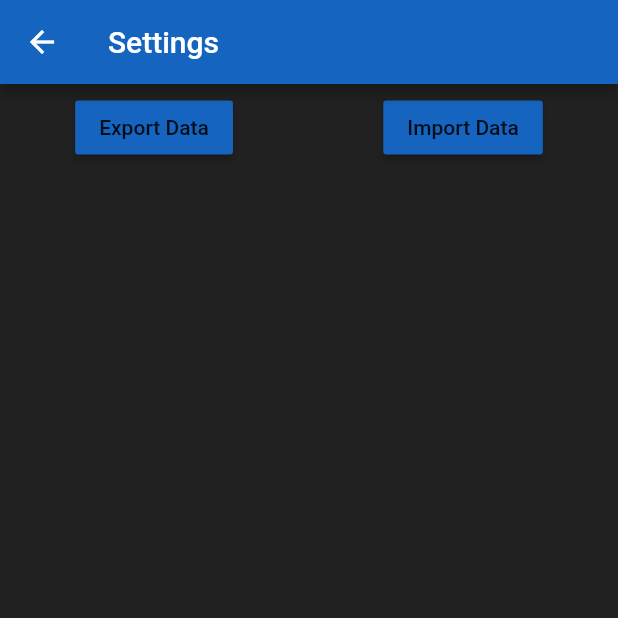
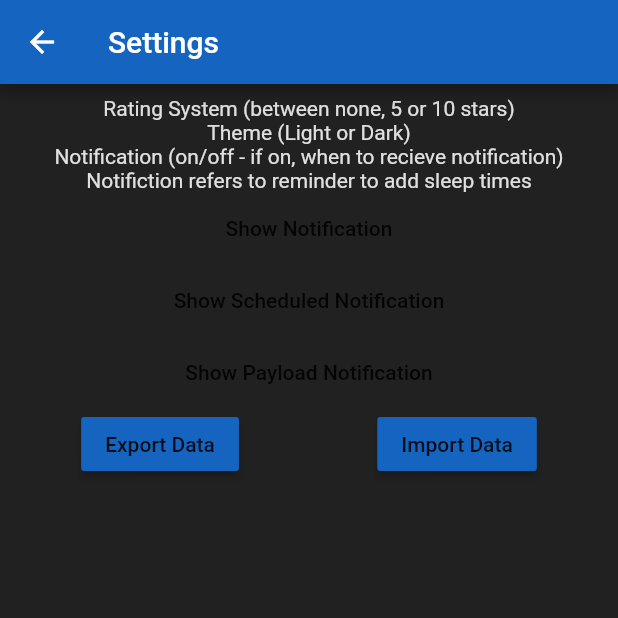
Before and after one commit to WeebNetsu/zs-tracker, a Flutter app: the SettingsPage screen opened by its route, on a phone screen of 412 x 824 dp, the top half of it. Run offline on Flutter 3.47's test engine with Material 2 defaults, Android fonts, the light colour scheme and no system bars; our stand-ins replace file_picker, flutter_local_notifications, flutter_rating_bar, permission_handler, rxdart, share_plus and 1 more; missing offline and left inert: graphic, swipeable_tile.

Commit message:
Added notification support

```diff
--- a/lib/main.dart
+++ b/lib/main.dart
@@ -1,7 +1,13 @@
 import 'package:flutter/material.dart';
 import 'package:zs_tracker/routes.dart';
+import 'package:zs_tracker/services/local_notification.dart';
 
 void main() {
+  // below will ensure that the notification service is intitialized
+  // for the entire app, so we don't have to intitialize it per page
+  WidgetsFlutterBinding.ensureInitialized();
+  LocalNotificationService().init();
+
   runApp(const MyApp());
 }
 
--- a/lib/ui/views/settings.dart
+++ b/lib/ui/views/settings.dart
@@ -6,6 +6,7 @@ import 'package:intl/intl.dart';
 import 'package:permission_handler/permission_handler.dart';
 import 'package:share_plus/share_plus.dart';
 import 'package:zs_tracker/models/sleep.dart';
+import 'package:zs_tracker/services/local_notification.dart';
 import 'package:zs_tracker/utils/app.dart';
 
 class SettingsPage extends StatefulWidget {
@@ -104,6 +105,28 @@ class _SettingsPageState extends State<SettingsPage> {
     // todo show message if success
   }
 
+  void _onNotficationListener(String? payload) {
+    if (payload != null && payload.isNotEmpty) {
+      print("Payload from settings: $payload");
+      Navigator.pushNamed(context, "/stats", arguments: {payload: payload});
+    }
+  }
+
+  void _listenToNotifcation() {
+    LocalNotificationService()
+        .onNotificationClick
+        .stream
+        .listen(_onNotficationListener);
+  }
+
+  @override
+  void initState() {
+    super.initState();
+
+    // for notification with payload
+    _listenToNotifcation();
+  }
+
   @override
   Widget build(BuildContext context) {
     final colorScheme = Theme.of(context).colorScheme;
@@ -114,7 +137,46 @@ class _SettingsPageState extends State<SettingsPage> {
       ),
       body: ListView(
         children: [
-          const SizedBox(height: 5),
+          Padding(
+            padding: const EdgeInsets.all(8.0),
+            child: Column(
+              children: [
+                Text("Rating System (between none, 5 or 10 stars)"),
+                Text("Theme (Light or Dark)"),
+                Text(
+                  "Notification (on/off - if on, when to recieve notification)",
+                ),
+                Text("Notifiction refers to reminder to add sleep times"),
+
+                MaterialButton(
+                  onPressed: () async {
+                    await LocalNotificationService()
+                        .showNotifcation(title: "test", body: "test 2");
+                  },
+                  child: Text("Show Notification"),
+                ),
+                MaterialButton(
+                  onPressed: () async {
+                    await LocalNotificationService().showSheduledNotifcation(
+                      title: "test",
+                      body: "test that waited",
+                      seconds: 5,
+                    );
+                  },
+                  child: Text("Show Scheduled Notification"),
+                ),
+                MaterialButton(
+                  onPressed: () async {
+                    await LocalNotificationService().showNotifcation(
+                      title: "test",
+                      body: "test that waited",
+                      payload: "This is my data",
+                    );
+                  },
+                  child: Text("Show Payload Notification"),
+                ),
+
+                // Import/Export Data
                 Row(
                   mainAxisAlignment: MainAxisAlignment.spaceAround,
                   children: [
@@ -155,6 +217,9 @@ class _SettingsPageState extends State<SettingsPage> {
                 ),
               ],
             ),
+          ),
+        ],
+      ),
       backgroundColor: Colors.grey[900],
     );
   }
--- a/pubspec.yaml
+++ b/pubspec.yaml
@@ -53,6 +53,10 @@ dependencies:
   graphic: ^0.10.5
   # open up share dialog to send something over social media
   share_plus: ^4.0.10
+  # to send the user notifications
+  flutter_local_notifications: ^9.7.0
+  timezone: ^0.8.0
+  rxdart: ^0.27.5
 
 dev_dependencies:
   flutter_test:
```
Also changed, not shown: lib/services/local_notification.dart (added, +103 -0 lines), pubspec.lock, 7 other files. Lines whose indentation alone changed are shown as unchanged.
